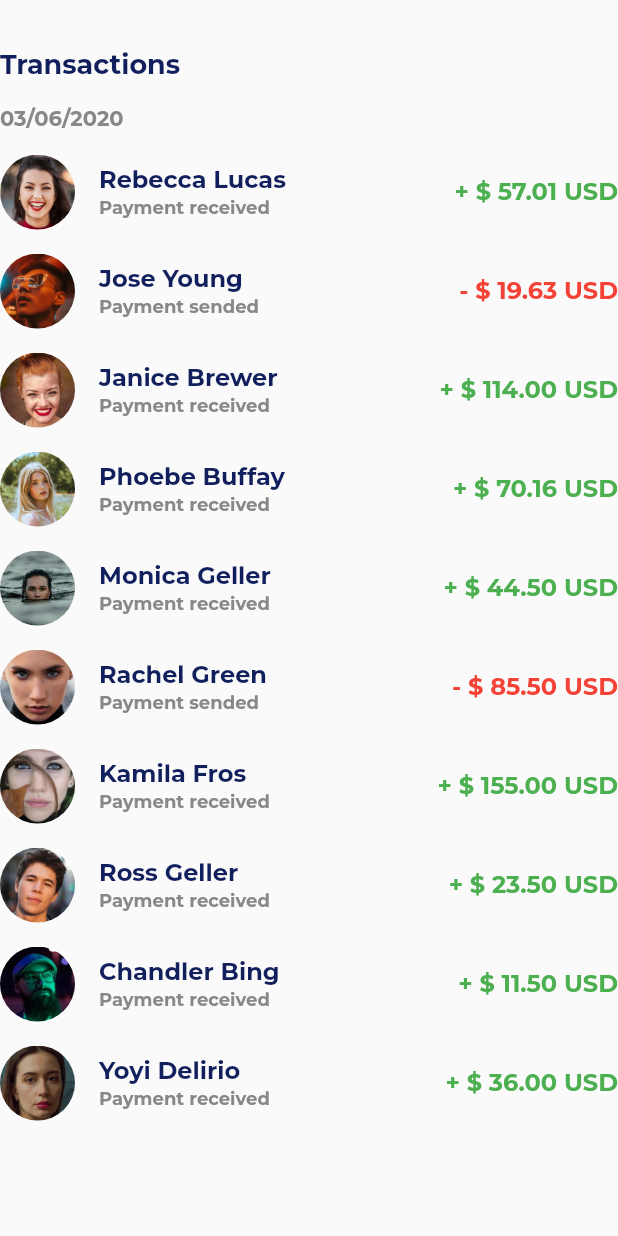
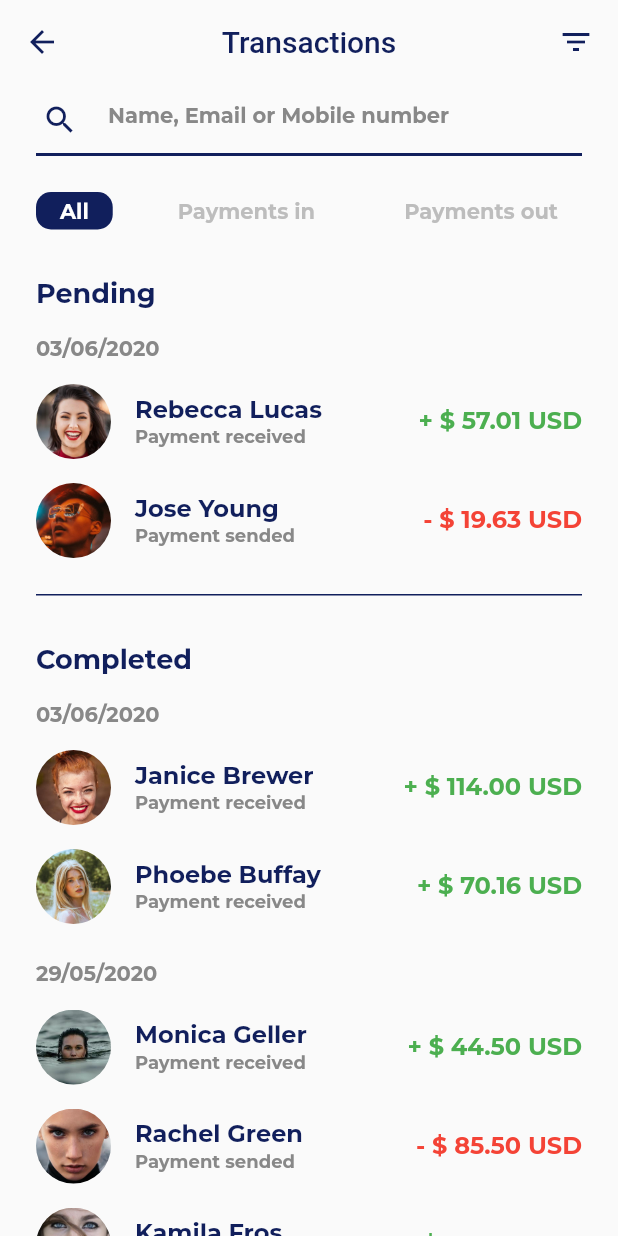
Before and after one commit to gerfagerfa/paypal, a Flutter app: the Transactions screen opened directly, on a phone screen of 412 x 824 dp. Run offline on Flutter 3.47's test engine with Material 2 defaults, Android fonts, the phone set to English and light mode, and no system bars; our stand-ins replace google_fonts.

Commit message:
all transactions finished

```diff
--- a/lib/screens/dashboard/balance.dart
+++ b/lib/screens/dashboard/balance_summary.dart
@@ -1,7 +1,7 @@
 import 'package:flutter/material.dart';
 import 'package:paypal/utils/constants.dart';
 
-class Balance extends StatelessWidget {
+class BalanceSummary extends StatelessWidget {
   @override
   Widget build(BuildContext context) {
 
--- /dev/null
+++ b/lib/screens/dashboard/option_pill.dart
@@ -0,0 +1,31 @@
+import 'package:flutter/material.dart';
+import 'package:paypal/utils/constants.dart';
+
+class OptionPill extends StatelessWidget {
+
+  final String text;
+  final bool selected;
+
+  OptionPill({@required this.text, @required this.selected});
+
+  @override
+  Widget build(BuildContext context) {
+    return Container(
+      padding: EdgeInsets.symmetric(vertical: 4, horizontal: 16),
+      decoration: BoxDecoration(
+        borderRadius: BorderRadius.all(
+          Radius.circular(10),
+        ),
+        color: selected ? kPrimaryColor : Colors.transparent,
+      ),
+      child: Text(
+        text,
+        style: TextStyle(
+          color: selected ? Colors.white : Colors.grey[400],
+          fontWeight: FontWeight.bold,
+          fontSize: 14,
+        ),
+      ),
+    );
+  }
+}
--- a/lib/screens/dashboard/transactions.dart
+++ b/lib/screens/dashboard/transactions.dart
@@ -1,18 +1,89 @@
 import 'package:flutter/material.dart';
 import 'package:paypal/utils/constants.dart';
+import 'package:paypal/shared/search.dart';
+import 'package:paypal/screens/dashboard/option_pill.dart';
 import 'package:paypal/screens/dashboard/transaction_item.dart';
 
 class Transactions extends StatelessWidget {
   @override
   Widget build(BuildContext context) {
-    return Padding(
-      padding: EdgeInsets.only(top: 32),
+    return Scaffold(
+      appBar: AppBar(
+        backgroundColor: Colors.transparent,
+        elevation: 0,
+        centerTitle: true,
+        title: Text(
+          "Transactions",
+          style: TextStyle(
+            color: kPrimaryColor,
+          ),
+        ),
+        leading: GestureDetector(
+          onTap: () {
+            Navigator.pop(context);
+          },
+          child: Icon(
+            Icons.arrow_back,
+            color: kPrimaryColor,
+          ),
+        ),
+        actions: [
+          Padding(
+            padding: EdgeInsets.only(right: 16),
+            child: Icon(
+              Icons.filter_list,
+              color: kPrimaryColor,
+            ),
+          ),
+        ],
+      ),
+      body: Padding(
+        padding: EdgeInsets.symmetric(horizontal: 24),
         child: Column(
           crossAxisAlignment: CrossAxisAlignment.start,
           children: [
 
+            Search(),
+
+            Row(
+              mainAxisAlignment: MainAxisAlignment.spaceBetween,
+              children: [
+
+                OptionPill(
+                  text: "All",
+                  selected: true,
+                ),
+
+                OptionPill(
+                  text: "Payments in",
+                  selected: false,
+                ),
+
+                OptionPill(
+                  text: "Payments out",
+                  selected: false,
+                ),
+
+              ],
+            ),
+
+            SizedBox(
+              height: 16,
+            ),
+
+            Expanded(
+              child: SingleChildScrollView(
+                physics: BouncingScrollPhysics(),
+                child: Column(
+                  crossAxisAlignment: CrossAxisAlignment.start,
+                  children: [
+
+                    SizedBox(
+                      height: 16,
+                    ),
+
                     Text(
-            "Transactions",
+                      "Pending",
                       style: TextStyle(
                         color: kPrimaryColor,
                         fontSize: 18,
@@ -37,12 +108,6 @@ class Transactions extends StatelessWidget {
                       height: 8,
                     ),
 
-          Expanded(
-            child: SingleChildScrollView(
-              physics: BouncingScrollPhysics(),
-              child: Column(
-                children: [
-
                     TransactionItem(
                       imageUrl: "assets/images/user_0.jpg",
                       fullName: "Rebecca Lucas",
@@ -57,6 +122,46 @@ class Transactions extends StatelessWidget {
                       amount: "19.63",
                     ),
 
+                    SizedBox(
+                      height: 16,
+                    ),
+
+                    Divider(
+                      color: kPrimaryColor,
+                      height: 1,
+                      thickness: 1,
+                    ),
+
+                    SizedBox(
+                      height: 32,
+                    ),
+
+                    Text(
+                      "Completed",
+                      style: TextStyle(
+                        color: kPrimaryColor,
+                        fontSize: 18,
+                        fontWeight: FontWeight.bold,
+                      ),
+                    ),
+
+                    SizedBox(
+                      height: 16,
+                    ),
+
+                    Text(
+                      "03/06/2020",
+                      style: TextStyle(
+                        color: kGreyColor,
+                        fontSize: 14,
+                        fontWeight: FontWeight.bold,
+                      ),
+                    ),
+
+                    SizedBox(
+                      height: 8,
+                    ),
+
                     TransactionItem(
                       imageUrl: "assets/images/user_2.jpg",
                       fullName: "Janice Brewer",
@@ -69,6 +174,23 @@ class Transactions extends StatelessWidget {
                       fullName: "Phoebe Buffay",
                       status: "received",
                       amount: "70.16",
+                    ),
+
+                    SizedBox(
+                      height: 16,
+                    ),
+
+                    Text(
+                      "29/05/2020",
+                      style: TextStyle(
+                        color: kGreyColor,
+                        fontSize: 14,
+                        fontWeight: FontWeight.bold,
+                      ),
+                    ),
+
+                    SizedBox(
+                      height: 8,
                     ),
 
                     TransactionItem(
@@ -120,6 +242,7 @@ class Transactions extends StatelessWidget {
 
           ],
         ),
+      ),
     );
   }
 }
--- a/lib/screens/send/send.dart
+++ b/lib/screens/send/send.dart
@@ -1,6 +1,6 @@
 import 'package:flutter/material.dart';
 import 'package:paypal/shared/widgets.dart';
-import 'package:paypal/screens/send/search.dart';
+import 'package:paypal/shared/search.dart';
 import 'package:paypal/screens/send/recent.dart';
 import 'package:paypal/screens/send/contacts.dart';
 
```
Also changed, not shown: lib/screens/dashboard/dashboard.dart (+4 -4 lines), lib/screens/dashboard/transactions_summary.dart (added, +146 -0 lines), lib/shared/search.dart (renamed from lib/screens/send/search.dart). Lines whose indentation alone changed are shown as unchanged.
